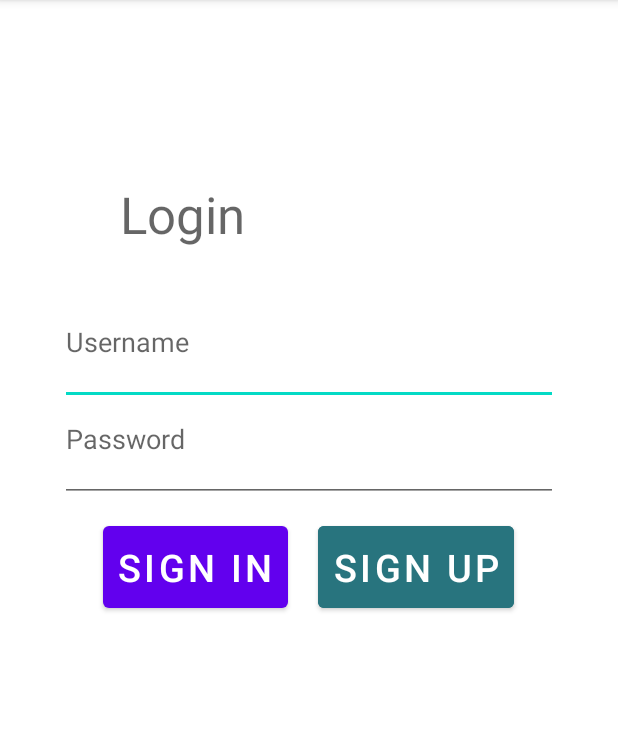
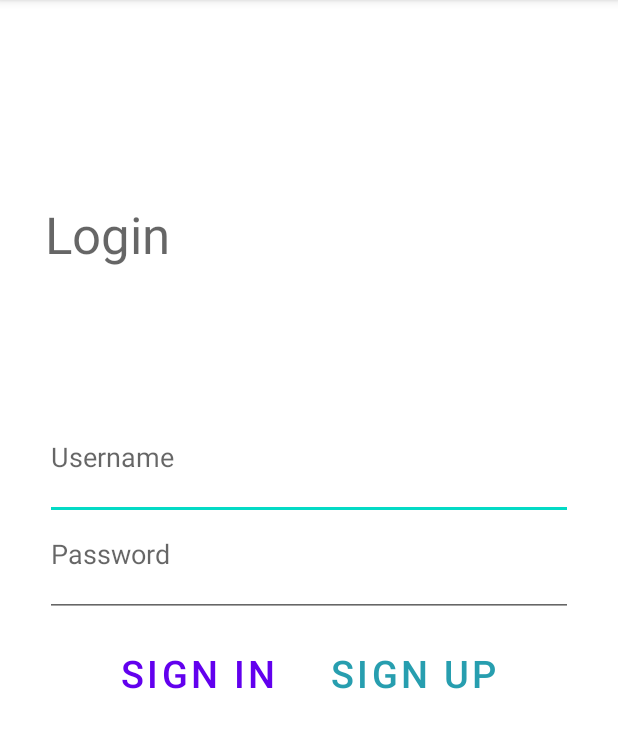
Before and after one commit to Davidkatom/MessagingApp, an Android app: the screen it shows after launch (MainActivity before the commit, LoginScreen after it), on a phone screen of 412 x 824 dp, the part 84-832 px from its top. Run offline under Robolectric (Android 15) with nearby library versions, the phone set to English and light mode, and no system bars.

Commit message:
start stuff

```diff
--- a/ex3/app/src/main/AndroidManifest.xml
+++ b/ex3/app/src/main/AndroidManifest.xml
@@ -14,7 +14,10 @@
         android:theme="@style/Theme.MyApplication"
         tools:targetApi="31">
         <activity
-            android:name=".MainActivity"
+            android:name=".RegisterScreen"
+            android:exported="false" />
+        <activity
+            android:name=".LoginScreen"
             android:exported="true">
             <intent-filter>
                 <action android:name="android.intent.action.MAIN" />
--- /dev/null
+++ b/ex3/app/src/main/java/com/example/myapplication/LoginScreen.java
@@ -0,0 +1,22 @@
+package com.example.myapplication;
+
+import android.content.Intent;
+import android.os.Bundle;
+import android.widget.Button;
+
+import androidx.appcompat.app.AppCompatActivity;
+
+public class LoginScreen extends AppCompatActivity {
+
+    @Override
+    protected void onCreate(Bundle savedInstanceState) {
+        super.onCreate(savedInstanceState);
+        setContentView(R.layout.activity_login_screen);
+
+        Button btnSignUp = findViewById(R.id.btnSignUp);
+        btnSignUp.setOnClickListener(v->{
+            Intent i = new Intent(this,RegisterScreen.class);
+            startActivity(i);
+        });
+    }
+}
--- a/ex3/app/src/main/java/com/example/myapplication/MainActivity.java
+++ b/ex3/app/src/main/java/com/example/myapplication/RegisterScreen.java
@@ -4,11 +4,11 @@ import androidx.appcompat.app.AppCompatActivity;
 
 import android.os.Bundle;
 
-public class MainActivity extends AppCompatActivity {
+public class RegisterScreen extends AppCompatActivity {
 
     @Override
     protected void onCreate(Bundle savedInstanceState) {
         super.onCreate(savedInstanceState);
-        setContentView(R.layout.activity_main);
+        setContentView(R.layout.activity_register_screen);
     }
 }
--- /dev/null
+++ b/ex3/app/src/main/res/layout/activity_login_screen.xml
@@ -0,0 +1,79 @@
+<?xml version="1.0" encoding="utf-8"?>
+<androidx.constraintlayout.widget.ConstraintLayout xmlns:android="http://schemas.android.com/apk/res/android"
+    xmlns:app="http://schemas.android.com/apk/res-auto"
+    xmlns:tools="http://schemas.android.com/tools"
+    android:layout_width="match_parent"
+    android:layout_height="match_parent"
+    android:padding="30dp"
+    tools:context=".LoginScreen">
+
+    <TextView
+        android:id="@+id/textView2"
+        android:layout_width="match_parent"
+        android:layout_height="wrap_content"
+        android:text="@string/login_btnLoginTitle"
+        android:textAppearance="@style/TextAppearance.AppCompat.Display1"
+        app:layout_constraintBottom_toTopOf="@+id/linearLayout_Login"
+        app:layout_constraintTop_toTopOf="parent"
+        tools:layout_editor_absoluteX="40dp" />
+
+    <LinearLayout
+        android:id="@+id/linearLayout_Login"
+        android:layout_width="match_parent"
+        android:layout_height="wrap_content"
+        android:orientation="vertical"
+        app:layout_constraintBottom_toBottomOf="parent"
+        app:layout_constraintTop_toTopOf="parent">
+
+
+        <EditText
+            android:id="@+id/editTextTextPersonName"
+            android:layout_width="match_parent"
+            android:layout_height="wrap_content"
+            android:autofillHints="username"
+            android:ems="10"
+            android:hint="@string/login_etUsername"
+            android:inputType="textPersonName"
+            android:paddingBottom="30dp" />
+
+        <EditText
+            android:id="@+id/editTextTextPassword"
+            android:layout_width="match_parent"
+            android:layout_height="wrap_content"
+            android:autofillHints="password"
+            android:ems="10"
+            android:hint="@string/login_etPassword"
+            android:inputType="textPassword"
+            android:paddingBottom="30dp" />
+
+        <LinearLayout
+            android:layout_width="match_parent"
+            android:layout_height="match_parent"
+            android:gravity="center"
+            android:orientation="horizontal">
+
+            <Button
+                android:id="@+id/btnSignIn"
+                style="?android:attr/buttonBarButtonStyle"
+                android:layout_width="wrap_content"
+                android:layout_height="match_parent"
+                android:layout_margin="10dp"
+                android:text="@string/login_btnSignIn"
+                android:textSize="25sp" />
+
+            <Button
+                android:id="@+id/btnSignUp"
+                style="?android:attr/buttonBarButtonStyle"
+                android:layout_width="wrap_content"
+                android:layout_height="match_parent"
+                android:layout_margin="10dp"
+                android:text="@string/login_btnSignUp"
+                android:textColor="#E40D93A5"
+                android:textSize="25sp" />
+
+        </LinearLayout>
+
+    </LinearLayout>
+
+
+</androidx.constraintlayout.widget.ConstraintLayout>
--- a/ex3/app/src/main/res/layout/activity_main.xml
+++ /dev/null
@@ -1,90 +0,0 @@
-<?xml version="1.0" encoding="utf-8"?>
-<androidx.constraintlayout.widget.ConstraintLayout xmlns:android="http://schemas.android.com/apk/res/android"
-    xmlns:app="http://schemas.android.com/apk/res-auto"
-    xmlns:tools="http://schemas.android.com/tools"
-    android:layout_width="match_parent"
-    android:layout_height="match_parent"
-    tools:context=".MainActivity">
-
-    <LinearLayout
-        android:id="@+id/linearLayout2"
-        android:layout_width="match_parent"
-        android:layout_height="match_parent"
-        android:layout_marginBottom="120dp"
-        android:orientation="vertical"
-        android:paddingVertical="80dp"
-        android:paddingHorizontal="40dp"
-        app:layout_constraintBottom_toBottomOf="parent"
-        app:layout_constraintEnd_toEndOf="parent"
-        app:layout_constraintStart_toStartOf="parent"
-        app:layout_constraintTop_toTopOf="parent">
-
-
-
-        <LinearLayout
-            android:id="@+id/linearLayout_Login"
-            android:layout_width="match_parent"
-            android:layout_height="wrap_content"
-            android:orientation="vertical">
-
-            <TextView
-                android:layout_width="match_parent"
-                android:layout_height="match_parent"
-                android:padding="40dp"
-                android:paddingBottom="40dp"
-                android:text="@string/login_btnLoginTitle"
-                android:textAppearance="@style/TextAppearance.AppCompat.Display1" />
-
-            <EditText
-                android:id="@+id/editTextTextPersonName"
-                android:layout_width="match_parent"
-                android:layout_height="wrap_content"
-                android:ems="10"
-                android:paddingBottom="30dp"
-                android:autofillHints="username"
-                android:hint="@string/login_etUsername"
-                android:inputType="textPersonName" />
-
-            <EditText
-                android:id="@+id/editTextTextPassword"
-                android:layout_width="match_parent"
-                android:layout_height="wrap_content"
-                android:ems="10"
-                android:paddingBottom="30dp"
-                android:hint="@string/login_etPassword"
-                android:autofillHints="password"
-                android:inputType="textPassword" />
-            <LinearLayout
-                android:layout_width="match_parent"
-                android:layout_height="match_parent"
-                android:orientation="horizontal"
-                android:gravity="center">
-                <Button
-                    android:id="@+id/btnSignIn"
-                    android:layout_width="wrap_content"
-                    android:layout_height="match_parent"
-                    android:text="@string/login_btnSignIn"
-                    android:textSize="25sp"
-                    android:padding="10dp"
-                    android:layout_margin="10dp"
-                    />
-
-                <Button
-                    android:id="@+id/btnSignUp"
-                    android:layout_width="wrap_content"
-                    android:layout_height="match_parent"
-                    android:layout_margin="10dp"
-                    android:backgroundTint="#28747E"
-                    android:padding="10dp"
-                    android:text="@string/login_btnSignUp"
-                    android:textSize="25sp"
-                    app:strokeColor="#6C9C36" />
-
-            </LinearLayout>
-
-        </LinearLayout>
-
-    </LinearLayout>
-
-
-</androidx.constraintlayout.widget.ConstraintLayout>
--- a/ex3/app/src/main/res/values/strings.xml
+++ b/ex3/app/src/main/res/values/strings.xml
@@ -5,4 +5,8 @@
     <string name="login_btnLoginTitle">Login</string>
     <string name="login_btnSignIn">SIGN IN</string>
     <string name="login_btnSignUp">SIGN UP</string>
+    <string name="sign_up">Sign Up</string>
+    <string name="etSignUp_nickname">Display Name</string>
+    <string name="SignUp_etPasswordConfirm">Confirm Password</string>
+    <string name="add_profile_picture">Add Profile Picture</string>
 </resources>
```
Also changed, not shown: ex3/app/build.gradle (+8 -3 lines), ex3/app/src/main/res/layout/activity_register_screen.xml (added, +96 -0 lines).
